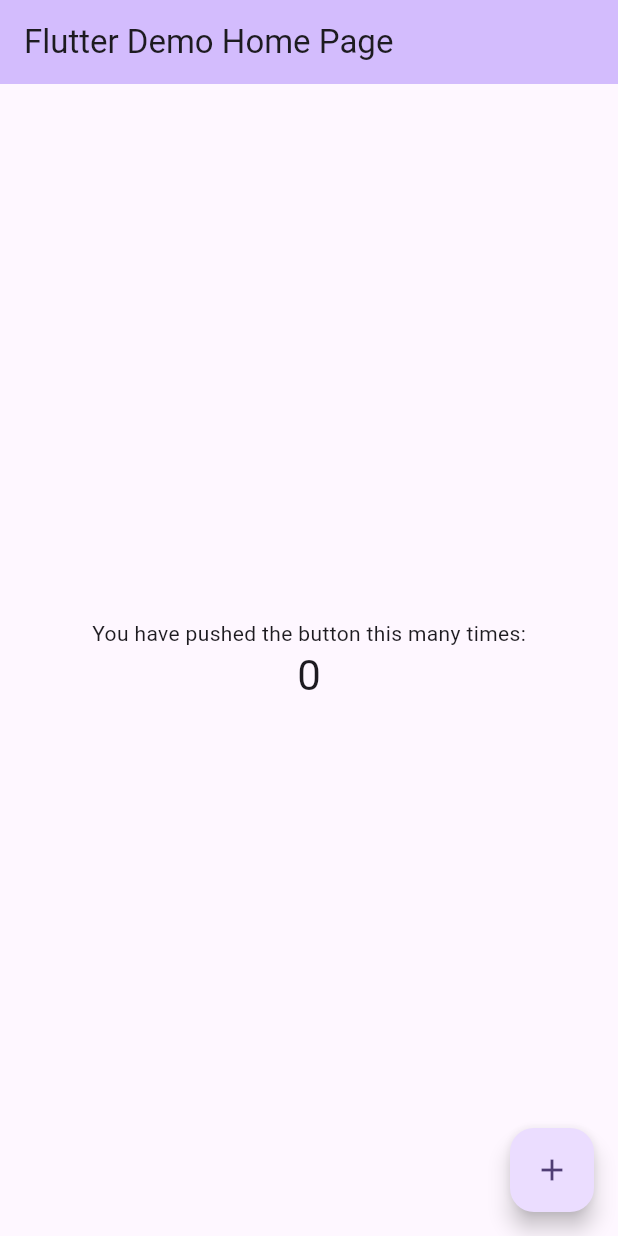
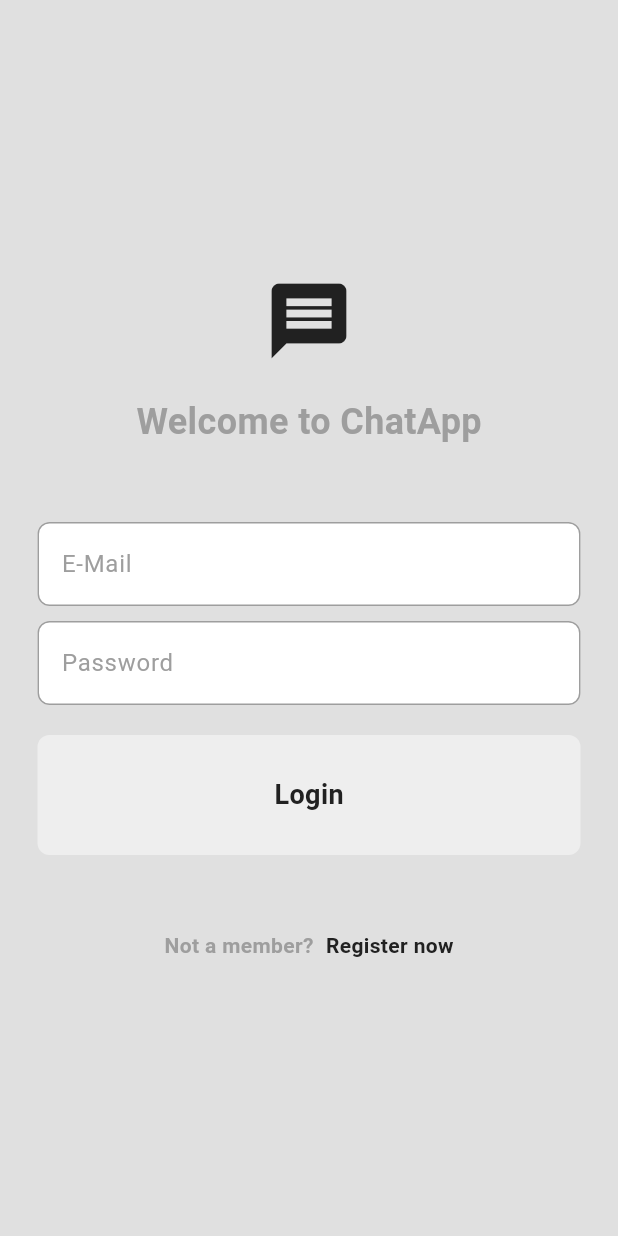
Before and after one commit to ash-013/chat-app-koko, a Flutter app: the screen it shows after launch, on a phone screen of 412 x 824 dp. Run offline on Flutter 3.47's test engine with Material 3 defaults, Android fonts, the phone set to English and light mode, and no system bars.

Commit message:
chat app login-page ui part done, register page work need to be init now

```diff
--- /dev/null
+++ b/lib/componets/custom_button.dart
@@ -0,0 +1,42 @@
+import 'package:flutter/material.dart';
+import 'package:flutter/services.dart';
+
+class CustomButton extends StatelessWidget {
+  final String buttonLabel;
+  final VoidCallback onTap;
+  const CustomButton({
+    super.key,
+    required this.buttonLabel,
+    required this.onTap,
+  });
+
+  @override
+  Widget build(BuildContext context) {
+    return GestureDetector(
+      onTap: () {
+        HapticFeedback.vibrate();
+        onTap;
+      },
+      child: Container(
+        padding: const EdgeInsets.all(25.0),
+        margin: const EdgeInsets.symmetric(horizontal: 25.0),
+        width: double.infinity,
+        height: 80,
+        decoration: BoxDecoration(
+          color: Theme.of(context).colorScheme.secondary,
+          borderRadius: BorderRadius.circular(8.0),
+        ),
+        child: Center(
+          child: Text(
+            buttonLabel,
+            style: TextStyle(
+              color: Theme.of(context).colorScheme.inversePrimary,
+              fontWeight: FontWeight.bold,
+              fontSize: 18,
+            ),
+          ),
+        ),
+      ),
+    );
+  }
+}
--- /dev/null
+++ b/lib/componets/my_textfield.dart
@@ -0,0 +1,46 @@
+import 'package:flutter/material.dart';
+
+class MyTextfield extends StatelessWidget {
+  final String hintTextHere;
+  final bool obscure;
+  final TextInputType? keyboardType;
+  final TextEditingController controller = TextEditingController();
+  MyTextfield({
+    super.key,
+    required this.hintTextHere,
+    required this.obscure,
+    required this.keyboardType,
+    required TextEditingController controller,
+  });
+
+  @override
+  Widget build(BuildContext context) {
+    return Padding(
+      padding: const EdgeInsets.symmetric(horizontal: 25.0),
+      child: TextField(
+        controller: controller,
+        keyboardType: keyboardType,
+        obscureText: obscure,
+        decoration: InputDecoration(
+          border: OutlineInputBorder(borderRadius: BorderRadius.circular(8.0)),
+          filled: true,
+          fillColor: Theme.of(context).colorScheme.tertiary,
+          hintText: hintTextHere,
+          hintStyle: TextStyle(color: Theme.of(context).colorScheme.primary),
+          focusedBorder: OutlineInputBorder(
+            borderRadius: BorderRadius.circular(8.0),
+            borderSide: BorderSide(
+              color: Theme.of(context).colorScheme.primary,
+            ),
+          ),
+          enabledBorder: OutlineInputBorder(
+            borderRadius: BorderRadius.circular(8.0),
+            borderSide: BorderSide(
+              color: Theme.of(context).colorScheme.primary,
+            ),
+          ),
+        ),
+      ),
+    );
+  }
+}
--- a/lib/main.dart
+++ b/lib/main.dart
@@ -1,3 +1,5 @@
+import 'package:chat_app_mk/pages/login_page.dart';
+import 'package:chat_app_mk/theme/light_mode.dart';
 import 'package:flutter/material.dart';
 
 void main() {
@@ -7,116 +9,14 @@ void main() {
 class MyApp extends StatelessWidget {
   const MyApp({super.key});
 
-  // This widget is the root of your application.
   @override
   Widget build(BuildContext context) {
     return MaterialApp(
-      title: 'Flutter Demo',
-      theme: ThemeData(
-        // This is the theme of your application.
-        //
-        // TRY THIS: Try running your application with "flutter run". You'll see
-        // the application has a purple toolbar. Then, without quitting the app,
-        // try changing the seedColor in the colorScheme below to Colors.green
-        // and then invoke "hot reload" (save your changes or press the "hot
-        // reload" button in a Flutter-supported IDE, or press "r" if you used
-        // the command line to start the app).
-        //
-        // Notice that the counter didn't reset back to zero; the application
-        // state is not lost during the reload. To reset the state, use hot
-        // restart instead.
-        //
-        // This works for code too, not just values: Most code changes can be
-        // tested with just a hot reload.
-        colorScheme: ColorScheme.fromSeed(seedColor: Colors.deepPurple),
-      ),
-      home: const MyHomePage(title: 'Flutter Demo Home Page'),
+      debugShowCheckedModeBanner: false,
+      title: 'ChatApp',
+      theme: lightMode,
+      darkTheme: lightMode,
+      home: LoginPage(),
     );
   }
 }
-
-class MyHomePage extends StatefulWidget {
-  const MyHomePage({super.key, required this.title});
-
-  // This widget is the home page of your application. It is stateful, meaning
-  // that it has a State object (defined below) that contains fields that affect
-  // how it looks.
-
-  // This class is the configuration for the state. It holds the values (in this
-  // case the title) provided by the parent (in this case the App widget) and
-  // used by the build method of the State. Fields in a Widget subclass are
-  // always marked "final".
-
-  final String title;
-
-  @override
-  State<MyHomePage> createState() => _MyHomePageState();
-}
-
-class _MyHomePageState extends State<MyHomePage> {
-  int _counter = 0;
-
-  void _incrementCounter() {
-    setState(() {
-      // This call to setState tells the Flutter framework that something has
-      // changed in this State, which causes it to rerun the build method below
-      // so that the display can reflect the updated values. If we changed
-      // _counter without calling setState(), then the build method would not be
-      // called again, and so nothing would appear to happen.
-      _counter++;
-    });
-  }
-
-  @override
-  Widget build(BuildContext context) {
-    // This method is rerun every time setState is called, for instance as done
-    // by the _incrementCounter method above.
-    //
-    // The Flutter framework has been optimized to make rerunning build methods
-    // fast, so that you can just rebuild anything that needs updating rather
-    // than having to individually change instances of widgets.
-    return Scaffold(
-      appBar: AppBar(
-        // TRY THIS: Try changing the color here to a specific color (to
-        // Colors.amber, perhaps?) and trigger a hot reload to see the AppBar
-        // change color while the other colors stay the same.
-        backgroundColor: Theme.of(context).colorScheme.inversePrimary,
-        // Here we take the value from the MyHomePage object that was created by
-        // the App.build method, and use it to set our appbar title.
-        title: Text(widget.title),
-      ),
-      body: Center(
-        // Center is a layout widget. It takes a single child and positions it
-        // in the middle of the parent.
-        child: Column(
-          // Column is also a layout widget. It takes a list of children and
-          // arranges them vertically. By default, it sizes itself to fit its
-          // children horizontally, and tries to be as tall as its parent.
-          //
-          // Column has various properties to control how it sizes itself and
-          // how it positions its children. Here we use mainAxisAlignment to
-          // center the children vertically; the main axis here is the vertical
-          // axis because Columns are vertical (the cross axis would be
-          // horizontal).
-          //
-          // TRY THIS: Invoke "debug painting" (choose the "Toggle Debug Paint"
-          // action in the IDE, or press "p" in the console), to see the
-          // wireframe for each widget.
-          mainAxisAlignment: MainAxisAlignment.center,
-          children: <Widget>[
-            const Text('You have pushed the button this many times:'),
-            Text(
-              '$_counter',
-              style: Theme.of(context).textTheme.headlineMedium,
-            ),
-          ],
-        ),
-      ),
-      floatingActionButton: FloatingActionButton(
-        onPressed: _incrementCounter,
-        tooltip: 'Increment',
-        child: const Icon(Icons.add),
-      ), // This trailing comma makes auto-formatting nicer for build methods.
-    );
-  }
-}
--- /dev/null
+++ b/lib/pages/login_page.dart
@@ -0,0 +1,111 @@
+import 'package:chat_app_mk/componets/custom_button.dart';
+import 'package:chat_app_mk/componets/my_textfield.dart';
+import 'package:flutter/material.dart';
+import 'package:flutter/services.dart';
+
+class LoginPage extends StatefulWidget {
+  const LoginPage({super.key});
+
+  @override
+  State<LoginPage> createState() => _LoginPageState();
+}
+
+class _LoginPageState extends State<LoginPage> {
+  @override
+  void dispose() {
+    super.dispose();
+    _emailController.dispose();
+    _passwordController.dispose();
+  }
+
+  final TextEditingController _emailController = TextEditingController();
+  final TextEditingController _passwordController = TextEditingController();
+
+  void _login() {
+    String email = _emailController.text;
+    String password = _passwordController.text;
+
+    if (email.isEmpty || password.isEmpty) {
+      ScaffoldMessenger.of(context).showSnackBar(
+        const SnackBar(content: Text('Please enter email and password')),
+      );
+      return;
+    }
+  }
+
+  @override
+  Widget build(BuildContext context) {
+    return Scaffold(
+      resizeToAvoidBottomInset: true,
+      backgroundColor: Theme.of(context).colorScheme.surface,
+      body: Center(
+        child: Column(
+          mainAxisAlignment: MainAxisAlignment.center,
+          children: [
+            // logo
+            Icon(
+              Icons.message,
+              size: 60,
+              color: Theme.of(context).colorScheme.inversePrimary,
+            ),
+            const SizedBox(height: 20),
+            Text(
+              'Welcome to ChatApp',
+              style: TextStyle(
+                fontSize: 24,
+                fontWeight: FontWeight.bold,
+                color: Theme.of(context).colorScheme.primary,
+              ),
+            ),
+            const SizedBox(height: 50),
+
+            // email text-field
+            MyTextfield(
+              hintTextHere: 'E-Mail',
+              obscure: false,
+              controller: _emailController,
+              keyboardType: TextInputType.emailAddress,
+            ),
+            const SizedBox(height: 10),
+            MyTextfield(
+              hintTextHere: 'Password',
+              obscure: true,
+              keyboardType: TextInputType.text,
+              controller: _passwordController,
+            ),
+            const SizedBox(height: 20),
+            // sign in button
+            CustomButton(onTap: () => _login(), buttonLabel: 'Login'),
+            // register now
+            const SizedBox(height: 50),
+            Row(
+              mainAxisAlignment: MainAxisAlignment.center,
+              children: [
+                Text(
+                  'Not a member?',
+                  style: TextStyle(
+                    color: Theme.of(context).colorScheme.primary,
+                    fontWeight: FontWeight.bold,
+                  ),
+                ),
+                const SizedBox(width: 8),
+                GestureDetector(
+                  onTap: () {
+                    HapticFeedback.lightImpact();
+                  },
+                  child: Text(
+                    'Register now',
+                    style: TextStyle(
+                      color: Theme.of(context).colorScheme.inversePrimary,
+                      fontWeight: FontWeight.bold,
+                    ),
+                  ),
+                ),
+              ],
+            ),
+          ],
+        ),
+      ),
+    );
+  }
+}
--- /dev/null
+++ b/lib/pages/register_page.dart
@@ -0,0 +1,10 @@
+import 'package:flutter/material.dart';
+
+class RegisterPage extends StatelessWidget {
+  const RegisterPage({super.key});
+
+  @override
+  Widget build(BuildContext context) {
+    return Scaffold(body: Center(child: Text('Register Page')));
+  }
+}
--- /dev/null
+++ b/lib/theme/light_mode.dart
@@ -0,0 +1,13 @@
+import 'package:flutter/material.dart';
+
+ThemeData lightMode = ThemeData(
+  scaffoldBackgroundColor: Colors.white,
+  brightness: Brightness.light,
+  colorScheme: ColorScheme.light(
+    surface: Colors.grey.shade300,
+    primary: Colors.grey.shade500,
+    secondary: Colors.grey.shade200,
+    tertiary: Colors.white,
+    inversePrimary: Colors.grey.shade900,
+  ),
+);
```
